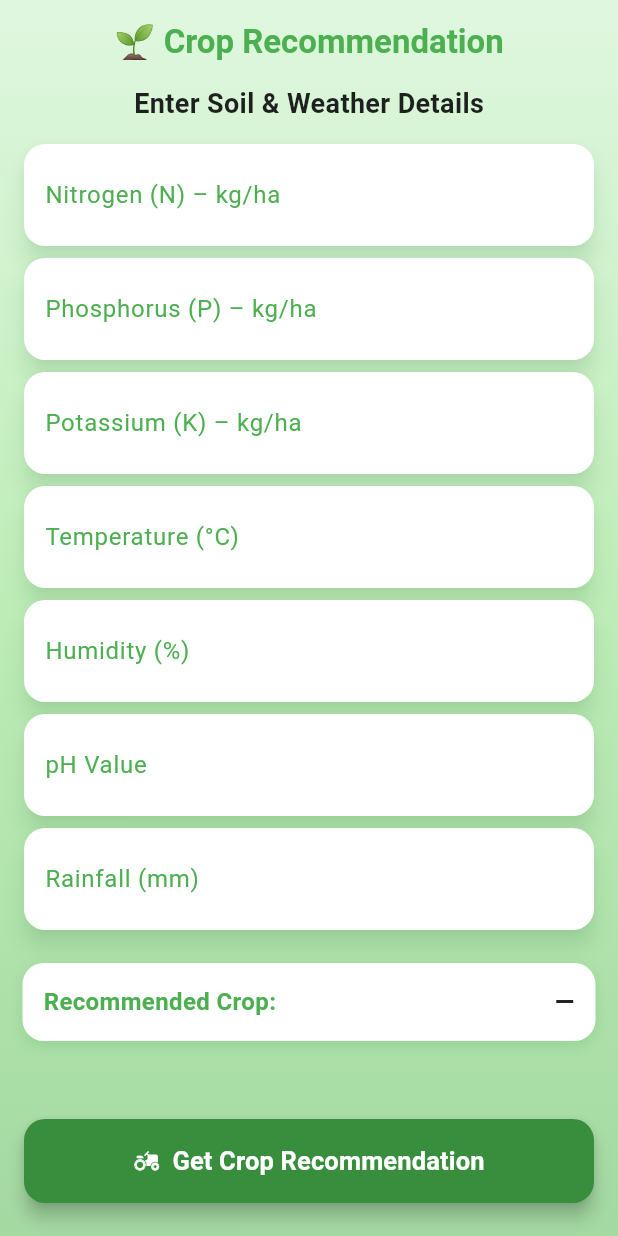
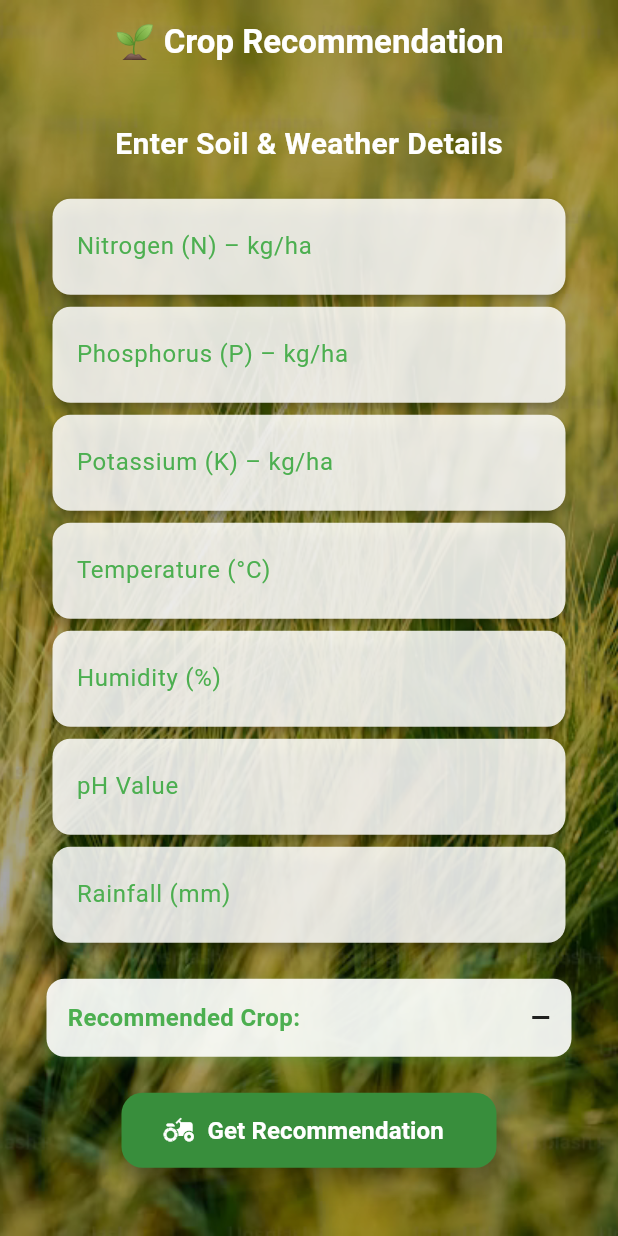
Before and after one commit to shempyu/crop_recommendation_web_front, a Flutter app: the screen it shows after launch, on a phone screen of 412 x 824 dp. Run offline on Flutter 3.47's test engine with Material 3 defaults, Android fonts, the phone set to English and light mode, and no system bars.

Commit message:
modifid ui : for web

```diff
--- a/lib/main.dart
+++ b/lib/main.dart
@@ -1,4 +1,3 @@
-import 'dart:developer';
 import 'dart:convert';
 import 'package:flutter/material.dart';
 import 'package:http/http.dart' as http;
@@ -16,9 +15,9 @@ class MyApp extends StatelessWidget {
       title: 'Crop Recommendation App',
       debugShowCheckedModeBanner: false,
       theme: ThemeData(
-        colorScheme: ColorScheme.fromSeed(seedColor: Colors.green),
         useMaterial3: true,
         fontFamily: 'Roboto',
+        colorScheme: ColorScheme.fromSeed(seedColor: Colors.green),
       ),
       home: const CropPredictPage(),
     );
@@ -34,7 +33,6 @@ class CropPredictPage extends StatefulWidget {
 
 class _CropPredictPageState extends State<CropPredictPage> {
   final _formKey = GlobalKey<FormState>();
-
   final TextEditingController nCtrl = TextEditingController();
   final TextEditingController pCtrl = TextEditingController();
   final TextEditingController kCtrl = TextEditingController();
@@ -95,23 +93,24 @@ class _CropPredictPageState extends State<CropPredictPage> {
   }
 
   Widget _inputCard(String label, TextEditingController controller) {
-    return Card(
-      elevation: 6,
-      color: Colors.white,
-      shadowColor: Colors.green.withOpacity(0.3),
-      shape: RoundedRectangleBorder(borderRadius: BorderRadius.circular(14)),
+    return SizedBox(
+      width: 350, // ✅ Compact width for web/app
+      child: Card(
+        color: Colors.white.withOpacity(0.85),
+        elevation: 3,
+        shape: RoundedRectangleBorder(borderRadius: BorderRadius.circular(12)),
         child: Padding(
-        padding: const EdgeInsets.symmetric(horizontal: 14, vertical: 6),
+          padding: const EdgeInsets.symmetric(horizontal: 16, vertical: 4),
           child: TextFormField(
             controller: controller,
             keyboardType: TextInputType.number,
-          style: const TextStyle(color: Colors.black87, fontSize: 16),
             validator: (val) =>
                 val == null || val.isEmpty ? "Enter $label" : null,
             decoration: InputDecoration(
               labelText: label,
-            labelStyle: const TextStyle(color: Colors.green, fontSize: 16),
+              labelStyle: const TextStyle(color: Colors.green),
               border: InputBorder.none,
+            ),
           ),
         ),
       ),
@@ -120,51 +119,49 @@ class _CropPredictPageState extends State<CropPredictPage> {
 
   @override
   Widget build(BuildContext context) {
-    return GestureDetector(
-      onTap: () => FocusScope.of(context).unfocus(),
-      child: Scaffold(
+    return Scaffold(
       extendBodyBehindAppBar: true,
       appBar: AppBar(
         title: const Text(
           "🌱 Crop Recommendation",
-            style: TextStyle(fontWeight: FontWeight.bold, color: Colors.green),
+          style: TextStyle(fontWeight: FontWeight.bold, color: Colors.white),
         ),
         centerTitle: true,
         backgroundColor: Colors.transparent,
         elevation: 0,
       ),
-        body: Container(
-          decoration: const BoxDecoration(
-            gradient: LinearGradient(
-              colors: [Color(0xFFDFF7DF), Color(0xFFBDECB6), Color(0xFFA4D9A2)],
-              begin: Alignment.topCenter,
-              end: Alignment.bottomCenter,
+      body: Stack(
+        fit: StackFit.expand,
+        children: [
+          // 🌾 Background Image
+          Image.asset(
+            'assets/images/crop.png',
+            fit: BoxFit.cover,
           ),
-          ),
-          child: SafeArea(
-            child: Stack(
-              children: [
-                Padding(
-                  padding: const EdgeInsets.fromLTRB(
-                    12,
-                    0,
-                    12,
-                    70,
-                  ), // reduced side & bottom padding
+
+          // Dark overlay for readability
+          Container(color: Colors.black.withOpacity(0.35)),
+
+          // ✅ Main content (centered & compact)
+          SafeArea(
+            child: Center(
+              child: SingleChildScrollView(
+                padding: const EdgeInsets.symmetric(vertical: 20),
                 child: Form(
                   key: _formKey,
-                    child: SingleChildScrollView(
                   child: Column(
+                    mainAxisAlignment: MainAxisAlignment.center,
                     children: [
                       const Text(
                         "Enter Soil & Weather Details",
                         style: TextStyle(
-                              fontSize: 18, // reduced size slightly
-                              fontWeight: FontWeight.w700,
-                              color: Colors.black87,
+                          fontSize: 20,
+                          color: Colors.white,
+                          fontWeight: FontWeight.w600,
                         ),
                       ),
-                          const SizedBox(height: 10),
+                      const SizedBox(height: 18),
+
                       _inputCard("Nitrogen (N) – kg/ha", nCtrl),
                       _inputCard("Phosphorus (P) – kg/ha", pCtrl),
                       _inputCard("Potassium (K) – kg/ha", kCtrl),
@@ -172,24 +169,23 @@ class _CropPredictPageState extends State<CropPredictPage> {
                       _inputCard("Humidity (%)", humidityCtrl),
                       _inputCard("pH Value", phCtrl),
                       _inputCard("Rainfall (mm)", rainCtrl),
-                          const SizedBox(height: 10),
 
-                          // 🔹 Recommended Crop Card
+                      const SizedBox(height: 12),
+
+                      // ✅ Result box (compact)
                       AnimatedContainer(
                         duration: const Duration(milliseconds: 400),
-                            width: double.infinity,
-                            margin: const EdgeInsets.symmetric(vertical: 8, horizontal: 3),
+                        width: 350,
+                        margin: const EdgeInsets.symmetric(vertical: 8),
                         padding: const EdgeInsets.symmetric(
-                              vertical: 14,
-                              horizontal: 14,
-                            ),
+                            vertical: 14, horizontal: 14),
                         decoration: BoxDecoration(
-                              color: Colors.white,
-                              borderRadius: BorderRadius.circular(14),
+                          color: Colors.white.withOpacity(0.9),
+                          borderRadius: BorderRadius.circular(12),
                           boxShadow: [
                             BoxShadow(
                               color: Colors.green.withOpacity(0.25),
-                                  blurRadius: 8,
+                              blurRadius: 6,
                               offset: const Offset(0, 3),
                             ),
                           ],
@@ -231,29 +227,19 @@ class _CropPredictPageState extends State<CropPredictPage> {
                           ],
                         ),
                       ),
-                          const SizedBox(height: 20),
-                        ],
-                      ),
-                    ),
-                  ),
-                ),
+                      const SizedBox(height: 16),
 
-                // 🔹 Fixed "Get Crop Recommendation" button at bottom center
-                Align(
-                  alignment: Alignment.bottomCenter,
-                  child: Padding(
-                    padding: const EdgeInsets.fromLTRB(16, 0, 16, 22),
-                    child: SizedBox(
-                      width: double.infinity,
-                      height: 56,
+                      // ✅ Compact button
+                      SizedBox(
+                        width: 250,
+                        height: 50,
                         child: ElevatedButton.icon(
                           style: ElevatedButton.styleFrom(
                             backgroundColor: Colors.green.shade700,
                             shape: RoundedRectangleBorder(
                               borderRadius: BorderRadius.circular(14),
                             ),
-                          elevation: 5,
-                          padding: const EdgeInsets.symmetric(vertical: 14),
+                            elevation: 6,
                           ),
                           onPressed: _isLoading
                               ? null
@@ -261,17 +247,20 @@ class _CropPredictPageState extends State<CropPredictPage> {
                                   FocusScope.of(context).unfocus();
                                   _callCropApi();
                                 },
-                        icon: const Icon(
-                          Icons.agriculture,
-                          color: Colors.white,
-                        ),
+                          icon: const Icon(Icons.agriculture,
+                              color: Colors.white, size: 22),
                           label: const Text(
-                          "Get Crop Recommendation",
+                            "Get Recommendation",
                             style: TextStyle(
                               color: Colors.white,
-                            fontSize: 17,
+                              fontSize: 16,
                               fontWeight: FontWeight.bold,
                             ),
+                          ),
+                        ),
+                      ),
+                      const SizedBox(height: 20),
+                    ],
                   ),
                 ),
               ),
@@ -279,9 +268,6 @@ class _CropPredictPageState extends State<CropPredictPage> {
           ),
         ],
       ),
-          ),
-        ),
-      ),
     );
   }
 }
--- a/pubspec.yaml
+++ b/pubspec.yaml
@@ -59,9 +59,8 @@ flutter:
   uses-material-design: true
 
   # To add assets to your application, add an assets section, like this:
-  # assets:
-  #   - images/a_dot_burr.jpeg
-  #   - images/a_dot_ham.jpeg
+  assets:
+    - assets/images/
 
   # An image asset can refer to one or more resolution-specific "variants", see
   # https://flutter.dev/to/resolution-aware-images
```
Also changed, not shown: assets/images/crop.png (added). Lines whose indentation alone changed are shown as unchanged.
